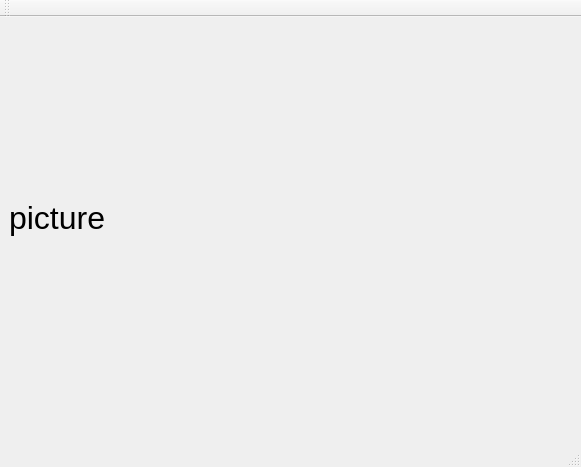
Before: the Qt Designer form mainwindow.ui in wsgtcyx/IntelligentScissors, drawn with Qt 5.
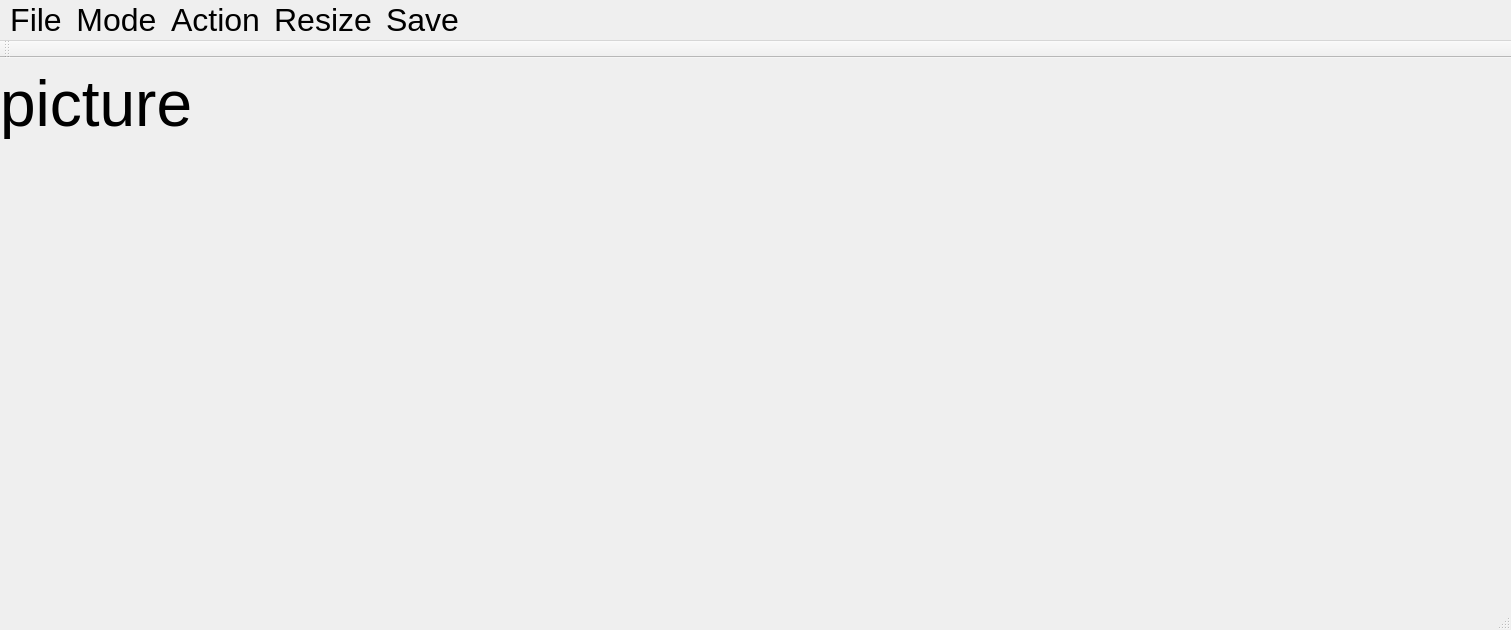
After: the same form once the commit is applied.

```diff
--- a/mainwindow.ui
+++ b/mainwindow.ui
@@ -6,8 +6,8 @@
    <rect>
     <x>0</x>
     <y>0</y>
-    <width>581</width>
-    <height>467</height>
+    <width>1511</width>
+    <height>630</height>
    </rect>
   </property>
   <property name="font">
@@ -18,21 +18,40 @@
   <property name="windowTitle">
    <string>MainWindow</string>
   </property>
+  <property name="autoFillBackground">
+   <bool>false</bool>
+  </property>
   <widget class="QWidget" name="centralWidget">
    <widget class="QLabel" name="label">
     <property name="geometry">
      <rect>
-      <x>9</x>
-      <y>5</y>
-      <width>571</width>
-      <height>391</height>
+      <x>0</x>
+      <y>10</y>
+      <width>401</width>
+      <height>411</height>
      </rect>
     </property>
     <property name="autoFillBackground">
      <bool>true</bool>
     </property>
     <property name="text">
-     <string>picture</string>
+     <string>&lt;html&gt;&lt;head/&gt;&lt;body&gt;&lt;p&gt;&lt;span style=&quot; font-size:48pt;&quot;&gt;picture&lt;/span&gt;&lt;/p&gt;&lt;/body&gt;&lt;/html&gt;</string>
+    </property>
+    <property name="alignment">
+     <set>Qt::AlignLeading|Qt::AlignLeft|Qt::AlignTop</set>
+    </property>
+   </widget>
+   <widget class="QLabel" name="label2">
+    <property name="geometry">
+     <rect>
+      <x>710</x>
+      <y>20</y>
+      <width>531</width>
+      <height>431</height>
+     </rect>
+    </property>
+    <property name="text">
+     <string/>
     </property>
    </widget>
   </widget>
@@ -41,8 +60,8 @@
     <rect>
      <x>0</x>
      <y>0</y>
-     <width>581</width>
-     <height>22</height>
+     <width>1511</width>
+     <height>25</height>
     </rect>
    </property>
    <property name="autoFillBackground">
@@ -54,6 +73,53 @@
    <property name="nativeMenuBar">
     <bool>true</bool>
    </property>
+   <widget class="QMenu" name="menufile">
+    <property name="title">
+     <string>File</string>
+    </property>
+    <addaction name="actionOpen"/>
+    <addaction name="actionClose"/>
+   </widget>
+   <widget class="QMenu" name="menumode">
+    <property name="title">
+     <string>Mode</string>
+    </property>
+    <addaction name="actionImage_Only"/>
+    <addaction name="actionImage_with_Contour"/>
+    <addaction name="actionPixel_Node"/>
+    <addaction name="separator"/>
+    <addaction name="actionCost_Graph"/>
+    <addaction name="actionPath_Tree"/>
+    <addaction name="actionMin_Path"/>
+   </widget>
+   <widget class="QMenu" name="menuAction">
+    <property name="title">
+     <string>Action</string>
+    </property>
+    <addaction name="separator"/>
+    <addaction name="actionStart"/>
+    <addaction name="actionUndo"/>
+    <addaction name="actionfinish_Drawing"/>
+   </widget>
+   <widget class="QMenu" name="menuResize">
+    <property name="title">
+     <string>Resize</string>
+    </property>
+    <addaction name="actionZoom_in"/>
+    <addaction name="actionZoom_out"/>
+   </widget>
+   <widget class="QMenu" name="menuSave">
+    <property name="title">
+     <string>Save</string>
+    </property>
+    <addaction name="actionSave_Contour"/>
+    <addaction name="actionSave_Mask"/>
+   </widget>
+   <addaction name="menufile"/>
+   <addaction name="menumode"/>
+   <addaction name="menuAction"/>
+   <addaction name="menuResize"/>
+   <addaction name="menuSave"/>
   </widget>
   <widget class="QToolBar" name="mainToolBar">
    <attribute name="toolBarArea">
```
Left out of the diff: 75 changed lines with no effect on the pictures.
